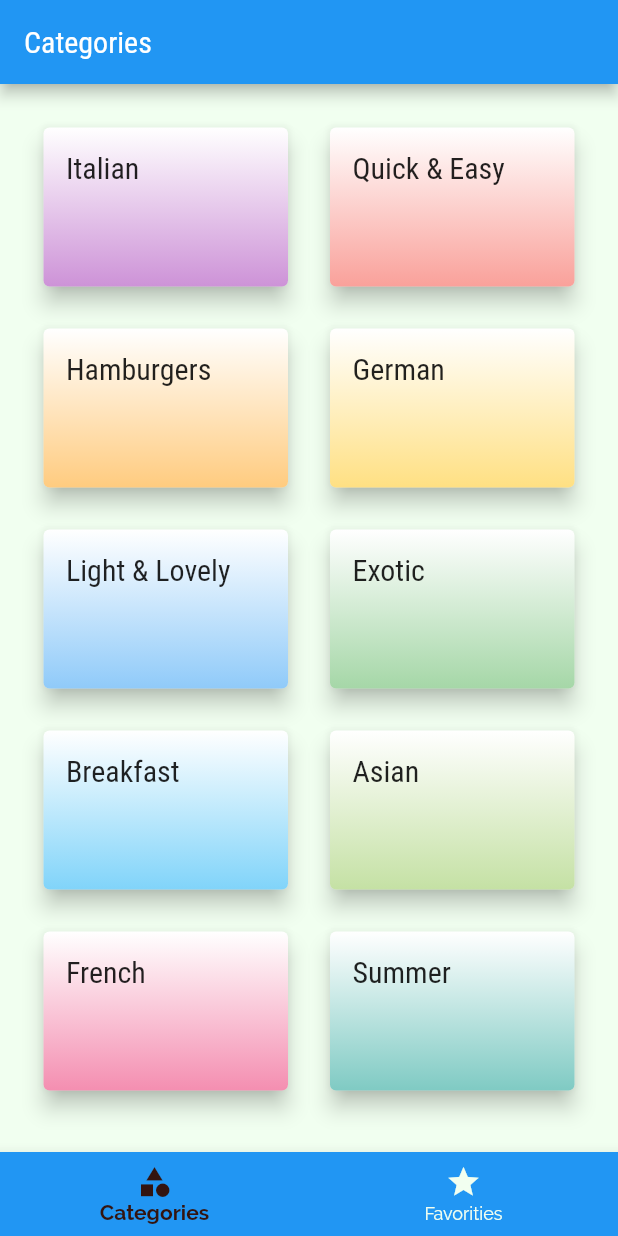
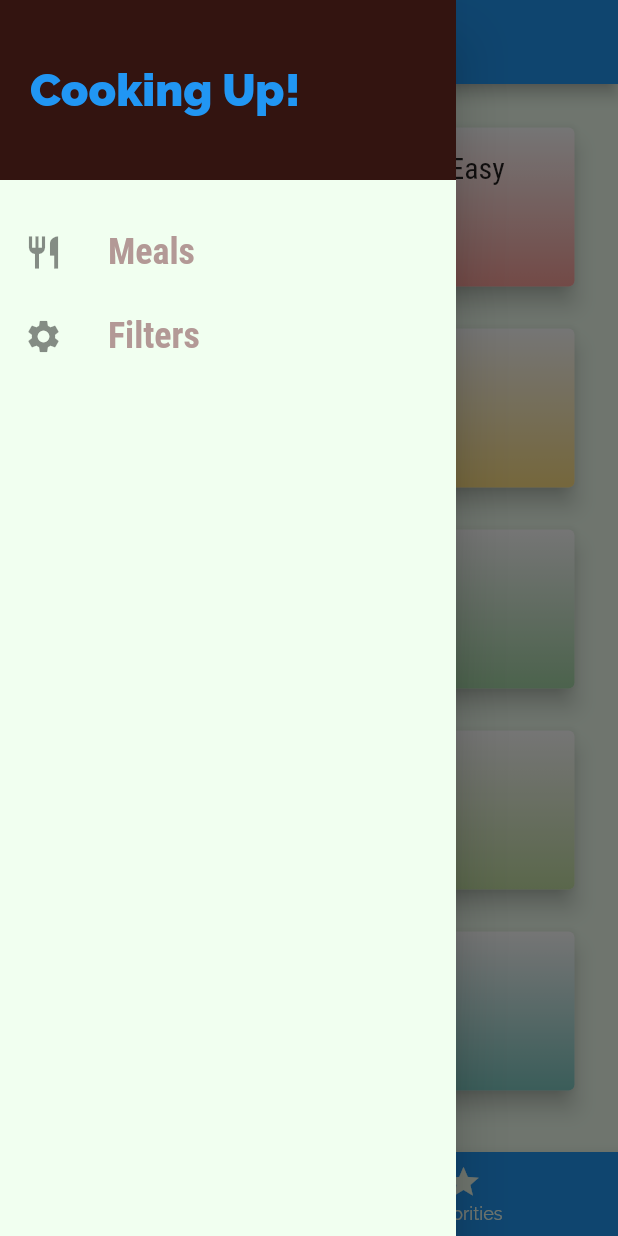
Before and after one commit to LukeKow/meals-app, a Flutter app: the screen it shows after launch, with the side drawer open (before the commit the screen has no drawer), on a phone screen of 412 x 824 dp. Run offline on Flutter 3.47's test engine with Material 2 defaults, Android fonts, the phone set to English and light mode, and no system bars; missing offline and left inert: material_color_generator.

Commit message:
176. Adding a custom drawer

```diff
--- a/lib/screens/bottom_tabs_screen.dart
+++ b/lib/screens/bottom_tabs_screen.dart
@@ -1,6 +1,7 @@
 import 'package:flutter/material.dart';
-import 'package:meals_app/screens/categories_screen.dart';
 
+import './categories_screen.dart';
+import '../widgets/main_drawer.dart';
 import './favorites_screen.dart';
 
 class Page {
@@ -36,6 +37,7 @@ class _BottomTabsScreenState extends State<BottomTabsScreen> {
       appBar: AppBar(
         title: Text(_pages[_selectedPageIndex].title),
       ),
+      drawer: const MainDrawer(),
       body: _pages[_selectedPageIndex].page,
       bottomNavigationBar: BottomNavigationBar(
         onTap: _selectPage,
--- /dev/null
+++ b/lib/widgets/main_drawer.dart
@@ -0,0 +1,64 @@
+import 'package:flutter/material.dart';
+
+class MainDrawer extends StatelessWidget {
+  const MainDrawer({super.key});
+
+  Widget buildListTile(String title, IconData icon, BuildContext ctx) {
+    return ListTile(
+      leading: Icon(
+        icon,
+        size: 26,
+      ),
+      title: Text(
+        title,
+        style: TextStyle(
+          color: Theme.of(ctx).textTheme.bodyText2!.color,
+          fontFamily: 'RobotoCondensed',
+          fontSize: 24,
+          fontWeight: FontWeight.bold,
+        ),
+      ),
+      onTap: () {
+        //...
+      },
+    );
+  }
+
+  @override
+  Widget build(BuildContext context) {
+    return Drawer(
+      child: Column(
+        children: <Widget>[
+          Container(
+            height: 120,
+            width: double.infinity,
+            padding: const EdgeInsets.all(20),
+            alignment: Alignment.centerLeft,
+            color: Theme.of(context).colorScheme.secondary,
+            child: Text(
+              'Cooking Up!',
+              style: TextStyle(
+                fontWeight: FontWeight.w900,
+                fontSize: 30,
+                color: Theme.of(context).primaryColor,
+              ),
+            ),
+          ),
+          const SizedBox(
+            height: 20,
+          ),
+          buildListTile(
+            'Meals',
+            Icons.restaurant,
+            context,
+          ),
+          buildListTile(
+            'Filters',
+            Icons.settings,
+            context,
+          ),
+        ],
+      ),
+    );
+  }
+}
```
